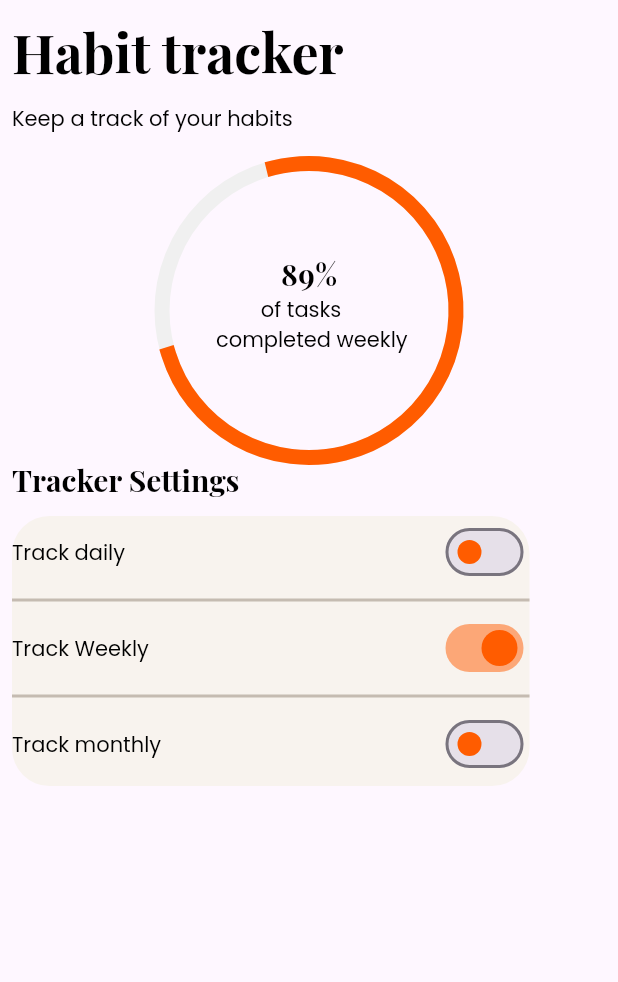
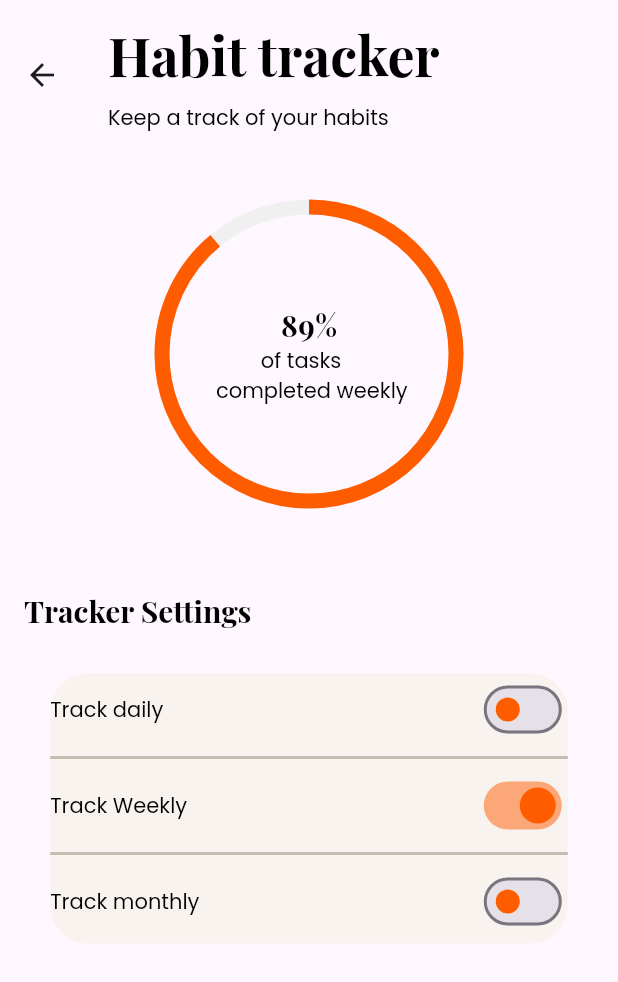
Before and after one commit to Abhishek-dev6/habit-tracker, a Flutter app: the Habit screen opened directly, on a phone screen of 412 x 824 dp. Shown: the top 982 px of the screen. Run offline on Flutter 3.47's test engine with Material 3 defaults, Android fonts, the phone set to English and light mode, and no system bars; our stand-ins replace flutter_svg, google_fonts.

Commit message:
corrected the circular progress indicator and aligned the page to center

```diff
--- a/lib/Habittracker.dart
+++ b/lib/Habittracker.dart
@@ -10,15 +10,16 @@ class Habit extends StatefulWidget {
 
 class _HabitState extends State<Habit> {
   bool switch1 = false;
-  bool switch2=true;
-  bool switch3=false;
+  bool switch2 = true;
+  bool switch3 = false;
+  double progress=0.89;
   @override
   Widget build(BuildContext context) {
     return SafeArea(
       child: Scaffold(
-        body: Padding(
-          padding: const EdgeInsets.all(8.0),
-          child: Column(
+        appBar: AppBar(
+          toolbarHeight: 100,
+          title: Column(
             crossAxisAlignment: CrossAxisAlignment.start,
             children: [
               Text(
@@ -40,7 +41,15 @@ class _HabitState extends State<Habit> {
                   color: Color(0XFF000000),
                 ),
               ),
-              SizedBox(height: 20),
+            ],
+          ),
+        ),
+        body: Center(
+          child: Padding(
+            padding: const EdgeInsets.all(8.0),
+            child: Column(
+              crossAxisAlignment: CrossAxisAlignment.start,
+              children: [SizedBox(height: 30,),
                 Center(
                   child: Stack(
                     alignment: Alignment.center,
@@ -49,6 +58,7 @@ class _HabitState extends State<Habit> {
                         height: 196,
                         width: 196,
                         child: CircularProgressIndicator(
+                          value: progress,
                           backgroundColor: Color(0XFFF0F0F0),
                           valueColor: AlwaysStoppedAnimation<Color>(
                             Color(0XFFFF5C00),
@@ -75,13 +85,15 @@ class _HabitState extends State<Habit> {
                               color: Color(0XFF000000),
                             ),
                           ),
-                        SizedBox(height: 10),
+
                         ],
                       ),
                     ],
                   ),
-              ),
-              Text(
+                ),SizedBox(height: 50,),
+                Padding(
+                  padding: const EdgeInsets.all(8.0),
+                  child: Text(
                     "Tracker Settings",
                     style: GoogleFonts.playfairDisplay(
                       fontWeight: FontWeight.bold,
@@ -89,7 +101,12 @@ class _HabitState extends State<Habit> {
                       letterSpacing: 0,
                       color: Color(0XFF000000),
                     ),
-              ),SizedBox(height: 10),
+                  ),
+                ),
+                SizedBox(height: 20),
+                Row(
+                  mainAxisAlignment: MainAxisAlignment.center,
+                  children: [
                     Container(
                       width: 345,
                       height: 180,
@@ -123,11 +140,7 @@ class _HabitState extends State<Habit> {
                               ),
                             ],
                           ),
-                     Divider(
-                      color: Color(0XFFC5BBB1),
-                      thickness: 2,
-
-                     ),
+                          Divider(color: Color(0XFFC5BBB1), thickness: 2),
                           Row(
                             mainAxisAlignment: MainAxisAlignment.spaceBetween,
                             children: [
@@ -152,10 +165,7 @@ class _HabitState extends State<Habit> {
                               ),
                             ],
                           ),
-                     Divider(
-                      color: Color(0XFFC5BBB1),
-                      thickness: 2,
-                     ),
+                          Divider(color: Color(0XFFC5BBB1), thickness: 2),
                           Row(
                             mainAxisAlignment: MainAxisAlignment.spaceBetween,
                             children: [
@@ -180,12 +190,13 @@ class _HabitState extends State<Habit> {
                               ),
                             ],
                           ),
-
                         ],
                       ),
-
-             )
+                    ),
                   ],
+                ),
+              ],
+            ),
           ),
         ),
       ),
```
Lines whose indentation alone changed are shown as unchanged.
